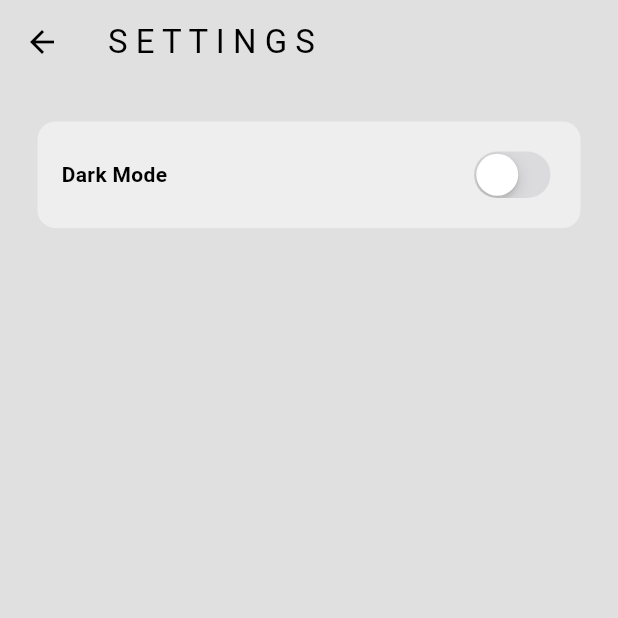
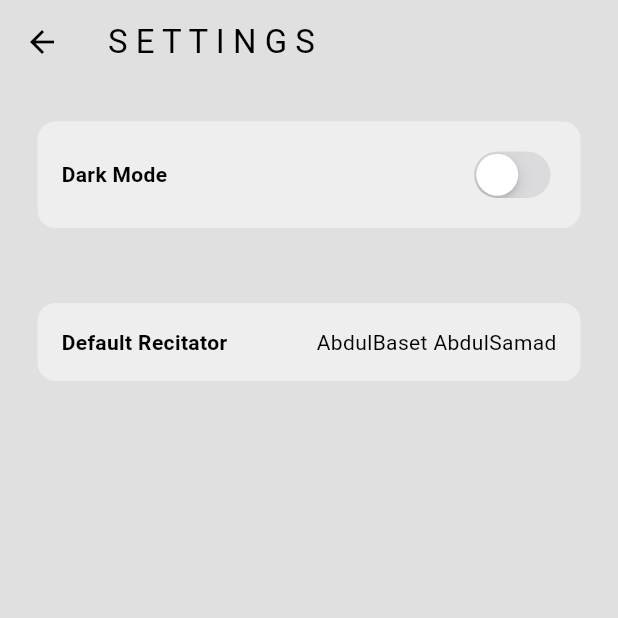
Before and after one commit to aksoyalpi/Quranify-App, a Flutter app: the screen it shows after launch, in the side drawer, after a tap on "S E T T I N G S", on a phone screen of 412 x 824 dp, the top half of it. Run offline on Flutter 3.47's test engine with Material 3 defaults, Android fonts, the light colour scheme and no system bars; our stand-ins replace audio_service, audio_video_progress_bar, audioplayers, font_awesome_flutter, get_it, just_audio and 2 more; missing offline and left inert: dart:ffi; network calls fail; statements that could not run were skipped.

Commit message:
added Tile to Setting for the default recitator; also added shared preferences for the recitatr; there are some bugs in the functionality of the settingstile that need to be checked

```diff
--- a/lib/pages/settings_page.dart
+++ b/lib/pages/settings_page.dart
@@ -1,20 +1,122 @@
 import 'package:flutter/cupertino.dart';
 import 'package:flutter/material.dart';
 import 'package:provider/provider.dart';
+import 'package:quran_fi/consts/recitations.dart';
+import 'package:quran_fi/services/shared_prefs.dart';
 import 'package:quran_fi/themes/theme_provider.dart';
 
-class SettingsPage extends StatelessWidget {
+class SettingsPage extends StatefulWidget {
   const SettingsPage({super.key});
+
+  @override
+  State<SettingsPage> createState() => _SettingsPageState();
+}
+
+class _SettingsPageState extends State<SettingsPage> {
+  late String? defaultRecitator;
+
+  @override
+  void initState() {
+    // TODO: implement initState
+    super.initState();
+    _loadPrefs();
+  }
+
+  Future<void> _loadPrefs() async {
+    defaultRecitator = await SharedPrefs.getDefaultRecitator();
+    print("default Recitator $defaultRecitator");
+    if (defaultRecitator == null) {
+      setState(() {
+        defaultRecitator = recitations[0]["reciter_name"].toString();
+      });
+      await SharedPrefs.setDefaultRecitator(
+          recitations[0]["reciter_name"].toString());
+    }
+  }
+
+  void changeReciter(String? reciter) {
+    if (reciter != null) {
+      setState(() {
+        defaultRecitator = reciter;
+      });
+      SharedPrefs.setDefaultRecitator(reciter);
+    }
+  }
+
+  void openRecitatorsSetting() {
+    showDialog(
+        context: context,
+        builder: (context) => Dialog(
+              child: Expanded(
+                child: ListView.builder(
+                    shrinkWrap: true,
+                    itemCount: recitations.length,
+                    itemBuilder: (context, index) {
+                      final reciter =
+                          recitations[index]["reciter_name"].toString();
+
+                      return ListTile(
+                          leading: Radio(
+                            groupValue: defaultRecitator,
+                            value: reciter,
+                            onChanged: changeReciter,
+                          ),
+                          title: Text(reciter));
+                    }),
+              ),
+            ));
+  }
 
   @override
   Widget build(BuildContext context) {
     final themeProvider = Provider.of<ThemeProvider>(context);
+    final defaultRecitator = SharedPrefs.getDefaultRecitator();
+
     return Scaffold(
       backgroundColor: Theme.of(context).colorScheme.surface,
       appBar: AppBar(
         title: const Text("S E T T I N G S"),
       ),
-      body: Container(
+      body: Column(
+        children: [
+          // dark and light mode
+          SettingsTile(context,
+              title: "Dark Mode",
+              child:
+
+                  // switch
+                  CupertinoSwitch(
+                value: themeProvider.isDarkMode,
+                onChanged: (_) => themeProvider.toggleTheme(),
+              )),
+
+          // defualt recitator
+          InkWell(
+            onTap: openRecitatorsSetting,
+            child: SettingsTile(context,
+                title: "Default Recitator",
+                child: FutureBuilder(
+                  future: defaultRecitator,
+                  builder: (_, snapshot) {
+                    if (snapshot.hasData) {
+                      return Text(snapshot.data.toString());
+                    } else if (snapshot.connectionState ==
+                        ConnectionState.waiting) {
+                      return CircularProgressIndicator();
+                    }
+                    return Text("?");
+                  },
+                )),
+          ),
+        ],
+      ),
+    );
+  }
+}
+
+Widget SettingsTile(BuildContext context,
+        {required String title, required Widget child}) =>
+    Container(
       decoration: BoxDecoration(
           color: Theme.of(context).colorScheme.secondary,
           borderRadius: BorderRadius.circular(12)),
@@ -24,19 +126,12 @@ class SettingsPage extends StatelessWidget {
         mainAxisAlignment: MainAxisAlignment.spaceBetween,
         children: [
           // dark mode
-            const Text(
-              "Dark Mode",
-              style: TextStyle(fontWeight: FontWeight.bold),
+          Text(
+            title,
+            style: const TextStyle(fontWeight: FontWeight.bold),
           ),
 
-            // switch
-            CupertinoSwitch(
-              value: themeProvider.isDarkMode,
-              onChanged: (_) => themeProvider.toggleTheme(),
-            )
+          child
         ],
       ),
-      ),
     );
-  }
-}
--- /dev/null
+++ b/lib/services/shared_prefs.dart
@@ -0,0 +1,17 @@
+import 'package:shared_preferences/shared_preferences.dart';
+
+class SharedPrefs {
+  static Future<SharedPreferences> getInstance() async {
+    return await SharedPreferences.getInstance();
+  }
+
+  static setDefaultRecitator(String recitator) async {
+    final prefs = await getInstance();
+    prefs.setString("recitator", recitator);
+  }
+
+  static getDefaultRecitator() async {
+    final prefs = await getInstance();
+    return prefs.getString("recitator");
+  }
+}
--- a/pubspec.yaml
+++ b/pubspec.yaml
@@ -45,6 +45,7 @@ dependencies:
   audio_video_progress_bar: ^2.0.3
   path_provider: ^2.1.3
   flutter_launcher_icons: ^0.13.1
+  shared_preferences: ^2.3.2
 
 
 flutter_launcher_icons:
```
Also changed, not shown: pubspec.lock, 1 other file. Lines whose indentation alone changed are shown as unchanged.
